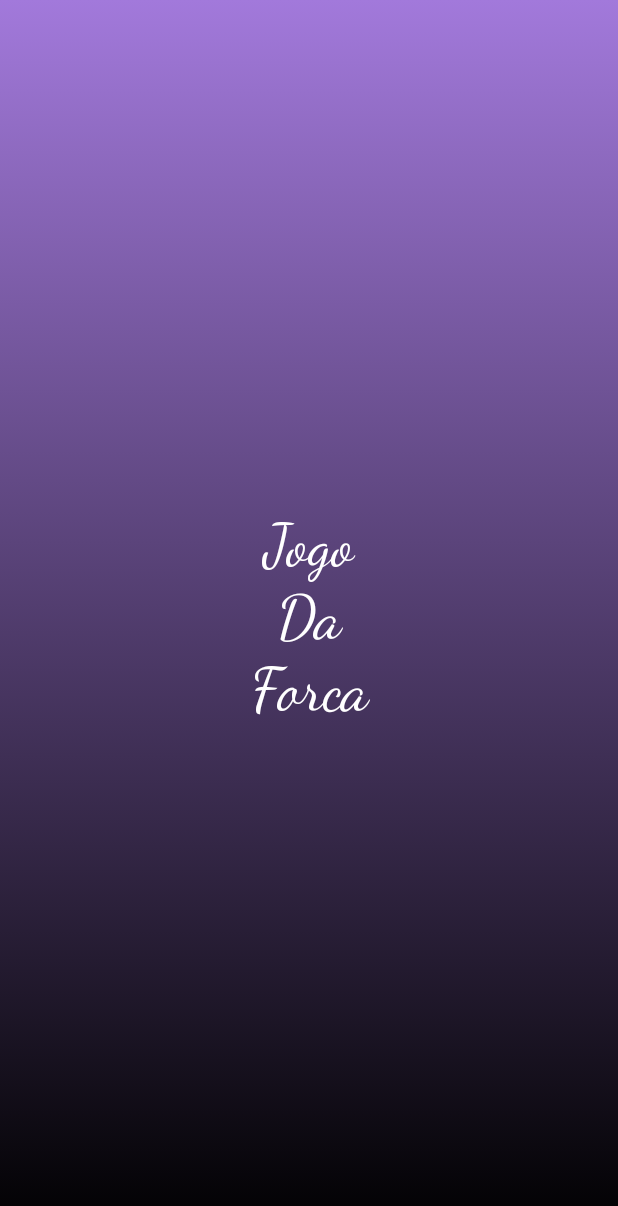
After one commit to MarceloxAlves/ForcaX, an Android app: the SplashActivity screen opened directly, with no data from a screen before it, on a phone screen of 412 x 824 dp. The commit adds this screen. Shown: the top 1206 px of the screen. Run offline under Robolectric (Android 15) with nearby library versions, the phone set to English and light mode, and no system bars.

Commit message:
Splash Screen

```diff
--- a/app/src/main/AndroidManifest.xml
+++ b/app/src/main/AndroidManifest.xml
@@ -10,7 +10,7 @@
         android:roundIcon="@mipmap/ic_launcher_round"
         android:supportsRtl="true"
         android:theme="@style/AppTheme">
-        <activity android:name=".app.MainActivity">
+        <activity android:name=".app.SplashActivity">
             <intent-filter>
                 <action android:name="android.intent.action.MAIN" />
 
@@ -19,7 +19,8 @@
         </activity>
         <activity android:name=".app.ForcaActivity" />
         <activity android:name=".app.ScoreActivity" />
-        <activity android:name=".app.GameActivity"></activity>
+        <activity android:name=".app.GameActivity" />
+        <activity android:name=".app.MainActivity"></activity>
     </application>
 
 </manifest>
--- /dev/null
+++ b/app/src/main/java/br/com/avantigames/forcax/app/SplashActivity.java
@@ -0,0 +1,26 @@
+package br.com.avantigames.forcax.app;
+
+import android.content.Intent;
+import android.os.Handler;
+import android.support.v7.app.AppCompatActivity;
+import android.os.Bundle;
+
+import br.com.avantigames.forcax.R;
+
+public class SplashActivity extends AppCompatActivity {
+
+    private static int splashTime = 3000;
+    @Override
+    protected void onCreate(Bundle savedInstanceState) {
+        super.onCreate(savedInstanceState);
+        setContentView(R.layout.activity_splash);
+
+        new Handler().postDelayed(new Runnable() {
+            @Override
+            public void run() {
+                startActivity(new Intent(SplashActivity.this,MainActivity.class));
+                finish();
+            }
+        },splashTime);
+    }
+}
--- /dev/null
+++ b/app/src/main/res/layout/activity_splash.xml
@@ -0,0 +1,24 @@
+<?xml version="1.0" encoding="utf-8"?>
+<RelativeLayout xmlns:android="http://schemas.android.com/apk/res/android"
+    xmlns:app="http://schemas.android.com/apk/res-auto"
+    xmlns:tools="http://schemas.android.com/tools"
+    android:layout_width="match_parent"
+    android:layout_height="match_parent"
+    tools:context=".app.SplashActivity"
+    android:background="@drawable/bg_game">
+
+    <TextView
+        android:layout_width="112dp"
+        android:layout_height="wrap_content"
+        android:layout_centerHorizontal="true"
+        android:layout_centerVertical="true"
+        android:layout_marginLeft="120dp"
+        android:fontFamily="cursive"
+        android:text="@string/jogo_da_forca"
+        android:textAlignment="center"
+        android:textColor="@color/white"
+        android:textSize="40dp" />
+
+
+
+</RelativeLayout>
--- a/app/src/main/res/values/colors.xml
+++ b/app/src/main/res/values/colors.xml
@@ -5,4 +5,5 @@
     <color name="colorAccent">#FF4081</color>
     <color name="beje">#F9F6E0</color>
     <color name="black">#000000</color>
+    <color name="white">#ffffff</color>
 </resources>
```
